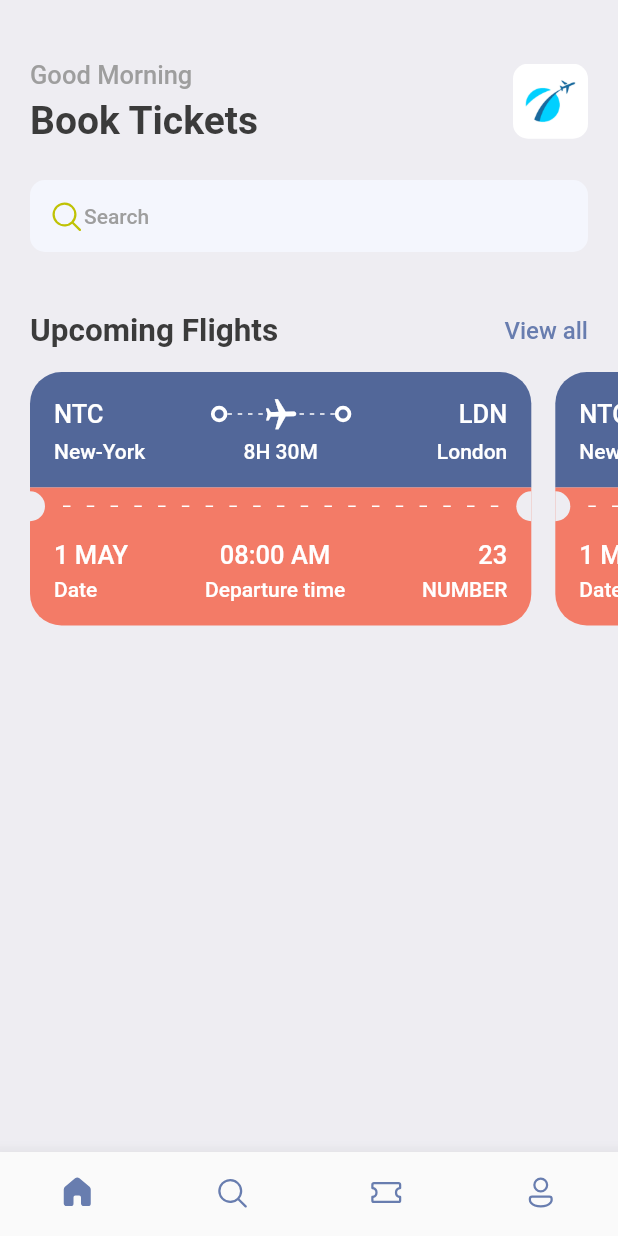
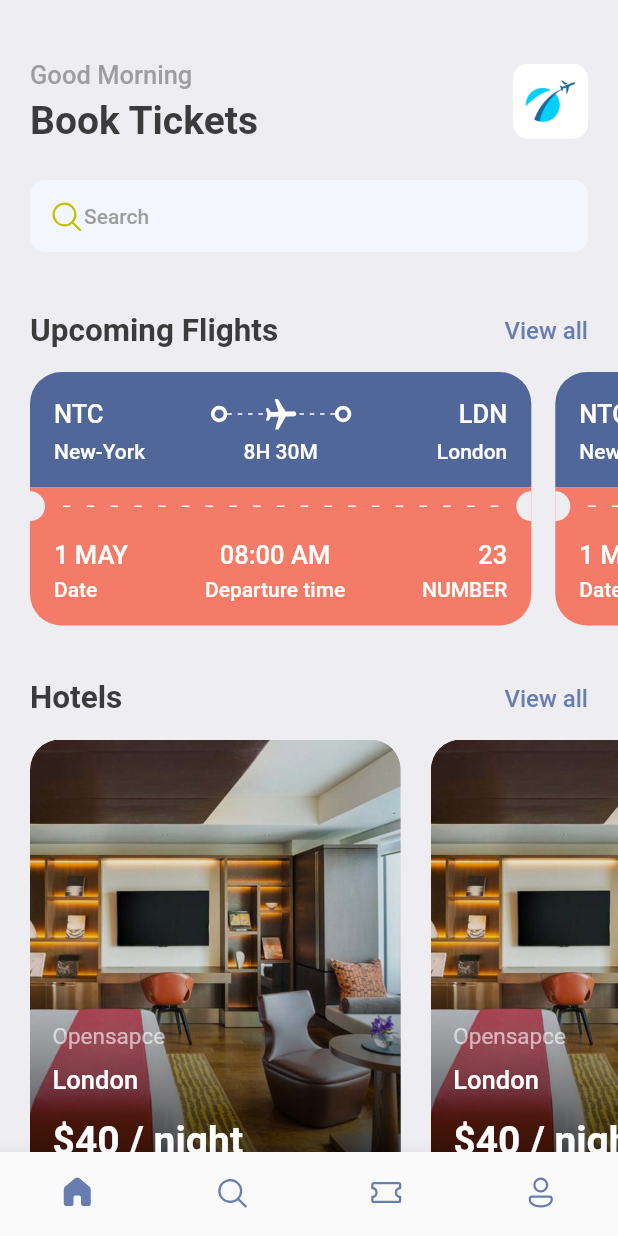
Before and after one commit to zawmorntwan/book_tickets, a Flutter app: the screen it shows after launch, on a phone screen of 412 x 824 dp. Run offline on Flutter 3.47's test engine with Material 2 defaults, Android fonts, the phone set to English and light mode, and no system bars; our stand-ins replace fluentui_icons, gap.

Commit message:
update hotel card

```diff
--- a/lib/screens/home_screen.dart
+++ b/lib/screens/home_screen.dart
@@ -1,3 +1,4 @@
+import 'package:book_tickets/screens/hotel_view.dart';
 import 'package:book_tickets/screens/ticket_view.dart';
 import 'package:book_tickets/utils/app_style.dart';
 import 'package:fluentui_icons/fluentui_icons.dart';
@@ -103,7 +104,41 @@ class HomeScreen extends StatelessWidget {
                 TicketView(),
               ],
             ),
-          )
+          ),
+          const Gap(5),
+          Container(
+            padding: const EdgeInsets.symmetric(horizontal: 20),
+            child: Row(
+              mainAxisAlignment: MainAxisAlignment.spaceBetween,
+              children: [
+                Text(
+                  'Hotels',
+                  style: Style.headLineStyle2,
+                ),
+                InkWell(
+                  onTap: () {},
+                  child: Text(
+                    'View all',
+                    style: Style.textStyle.copyWith(color: Style.primaryColor),
+                  ),
+                )
+              ],
+            ),
+          ),
+          const Gap(15),
+          SingleChildScrollView(
+            physics: const BouncingScrollPhysics(),
+            scrollDirection: Axis.horizontal,
+            padding: const EdgeInsets.only(left: 20, right: 20),
+            child: Row(
+              children: const [
+                HotelView(),
+                Gap(20),
+                HotelView(),
+              ],
+            ),
+          ),
+          const Gap(20),
         ],
       ),
     );
--- /dev/null
+++ b/lib/screens/hotel_view.dart
@@ -0,0 +1,76 @@
+import 'package:book_tickets/utils/app_layout.dart';
+import 'package:book_tickets/utils/app_style.dart';
+import 'package:flutter/material.dart';
+import 'package:gap/gap.dart';
+
+class HotelView extends StatelessWidget {
+  const HotelView({Key? key}) : super(key: key);
+
+  @override
+  Widget build(BuildContext context) {
+    final size = AppLayout.getSize(context);
+    return SizedBox(
+      width: size.width * 0.6,
+      height: 300,
+      child: Stack(
+        children: [
+          ClipRRect(
+            borderRadius: BorderRadius.circular(20),
+            child: ShaderMask(
+              shaderCallback: (bounds) => LinearGradient(
+                colors: [
+                  Colors.black.withOpacity(0.8),
+                  Colors.transparent,
+                ],
+                begin: Alignment.bottomCenter,
+                end: Alignment.center,
+              ).createShader(bounds),
+              blendMode: BlendMode.darken,
+              child: Container(
+                decoration: BoxDecoration(
+                  borderRadius: BorderRadius.circular(20),
+                  image: DecorationImage(
+                    image: const AssetImage('assets/images/one.png'),
+                    fit: BoxFit.cover,
+                    colorFilter: ColorFilter.mode(
+                      Colors.black.withOpacity(0.1),
+                      BlendMode.darken,
+                    ),
+                  ),
+                ),
+              ),
+            ),
+          ),
+          Positioned(
+            bottom: 0,
+            child: Padding(
+              padding: const EdgeInsets.only(left: 15, bottom: 18),
+              child: Column(
+                crossAxisAlignment: CrossAxisAlignment.start,
+                children: [
+                  const Text(
+                    'Opensapce',
+                    style: TextStyle(
+                      color: Colors.white60,
+                      fontSize: 15,
+                    ),
+                  ),
+                  const Gap(10),
+                  Text(
+                    'London',
+                    style: Style.headLineStyle3.copyWith(color: Colors.white),
+                  ),
+                  const Gap(15),
+                  Text(
+                    '\$40 / night',
+                    style: Style.headLineStyle.copyWith(color: Colors.white),
+                  ),
+                ],
+              ),
+            ),
+          ),
+        ],
+      ),
+    );
+  }
+}
```
